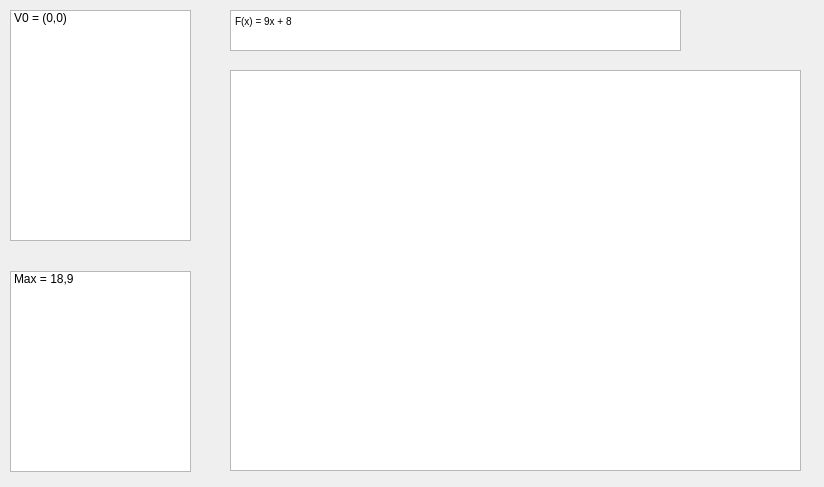
This is Affichage/Sources/displaywindow.ui in Samy206/Evaluation_vectorielle as Qt 5 draws it before an edit. The edited form follows.
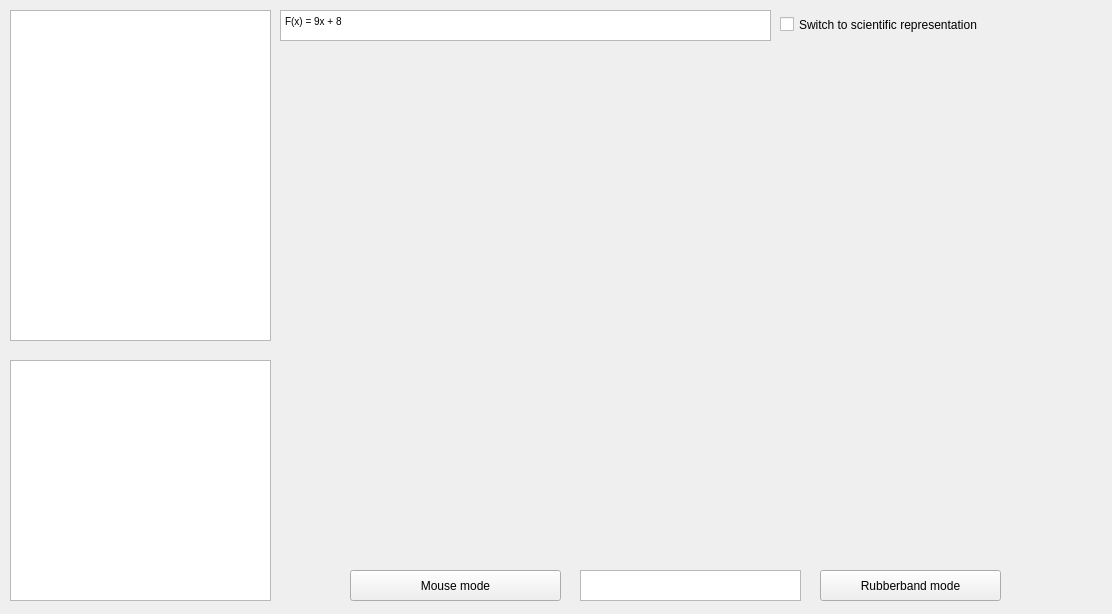
This is the edited form.

Diff of the .ui file:
```diff
--- a/Affichage/Sources/displaywindow.ui
+++ b/Affichage/Sources/displaywindow.ui
@@ -6,30 +6,20 @@
    <rect>
     <x>0</x>
     <y>0</y>
-    <width>824</width>
-    <height>487</height>
+    <width>1112</width>
+    <height>614</height>
    </rect>
   </property>
   <property name="windowTitle">
    <string>Dialog</string>
   </property>
-  <widget class="QGraphicsView" name="graphicsView">
-   <property name="geometry">
-    <rect>
-     <x>230</x>
-     <y>70</y>
-     <width>571</width>
-     <height>401</height>
-    </rect>
-   </property>
-  </widget>
   <widget class="QTextBrowser" name="Display_stat_2">
    <property name="geometry">
     <rect>
-     <x>230</x>
+     <x>280</x>
      <y>10</y>
-     <width>451</width>
-     <height>41</height>
+     <width>491</width>
+     <height>31</height>
     </rect>
    </property>
    <property name="verticalScrollBarPolicy">
@@ -39,39 +29,105 @@
     <string>&lt;!DOCTYPE HTML PUBLIC &quot;-//W3C//DTD HTML 4.0//EN&quot; &quot;http://www.w3.org/TR/REC-html40/strict.dtd&quot;&gt;
 &lt;html&gt;&lt;head&gt;&lt;meta name=&quot;qrichtext&quot; content=&quot;1&quot; /&gt;&lt;style type=&quot;text/css&quot;&gt;
 p, li { white-space: pre-wrap; }
-&lt;/style&gt;&lt;/head&gt;&lt;body style=&quot; font-family:'MS Shell Dlg 2'; font-size:7.8pt; font-weight:400; font-style:normal;&quot;&gt;
-&lt;p style=&quot; margin-top:0px; margin-bottom:0px; margin-left:0px; margin-right:0px; -qt-block-indent:0; text-indent:0px;&quot;&gt;F(x) = 9x + 8&lt;/p&gt;&lt;/body&gt;&lt;/html&gt;</string>
+&lt;/style&gt;&lt;/head&gt;&lt;body style=&quot; font-family:'MS Shell Dlg 2'; font-size:8.14286pt; font-weight:400; font-style:normal;&quot;&gt;
+&lt;p style=&quot; margin-top:0px; margin-bottom:0px; margin-left:0px; margin-right:0px; -qt-block-indent:0; text-indent:0px;&quot;&gt;&lt;span style=&quot; font-size:7.8pt;&quot;&gt;F(x) = 9x + 8&lt;/span&gt;&lt;/p&gt;&lt;/body&gt;&lt;/html&gt;</string>
    </property>
   </widget>
-  <widget class="QListWidget" name="listWidget">
+  <widget class="QWidget" name="verticalLayoutWidget">
    <property name="geometry">
     <rect>
+     <x>270</x>
+     <y>50</y>
+     <width>841</width>
+     <height>511</height>
+    </rect>
+   </property>
+   <layout class="QVBoxLayout" name="verticalLayout"/>
+  </widget>
+  <widget class="QTableWidget" name="tableWidget">
+   <property name="geometry">
+    <rect>
      <x>10</x>
      <y>10</y>
+     <width>261</width>
+     <height>331</height>
+    </rect>
+   </property>
+  </widget>
+  <widget class="QCheckBox" name="checkBox">
+   <property name="geometry">
+    <rect>
+     <x>780</x>
+     <y>10</y>
+     <width>321</width>
+     <height>29</height>
+    </rect>
+   </property>
+   <property name="text">
+    <string>Switch to scientific representation</string>
+   </property>
+  </widget>
+  <widget class="QPushButton" name="pushButton">
+   <property name="geometry">
+    <rect>
+     <x>350</x>
+     <y>570</y>
+     <width>211</width>
+     <height>31</height>
+    </rect>
+   </property>
+   <property name="focusPolicy">
+    <enum>Qt::NoFocus</enum>
+   </property>
+   <property name="text">
+    <string>Mouse mode</string>
+   </property>
+  </widget>
+  <widget class="QPushButton" name="pushButton_2">
+   <property name="geometry">
+    <rect>
+     <x>820</x>
+     <y>570</y>
      <width>181</width>
-     <height>231</height>
+     <height>31</height>
     </rect>
    </property>
-   <item>
-    <property name="text">
-     <string>V0 = (0,0)</string>
-    </property>
-   </item>
+   <property name="focusPolicy">
+    <enum>Qt::NoFocus</enum>
+   </property>
+   <property name="text">
+    <string>Rubberband mode</string>
+   </property>
   </widget>
-  <widget class="QListWidget" name="listWidget_2">
+  <widget class="QTextBrowser" name="Display_stat_3">
    <property name="geometry">
     <rect>
+     <x>580</x>
+     <y>570</y>
+     <width>221</width>
+     <height>31</height>
+    </rect>
+   </property>
+   <property name="verticalScrollBarPolicy">
+    <enum>Qt::ScrollBarAlwaysOff</enum>
+   </property>
+   <property name="html">
+    <string>&lt;!DOCTYPE HTML PUBLIC &quot;-//W3C//DTD HTML 4.0//EN&quot; &quot;http://www.w3.org/TR/REC-html40/strict.dtd&quot;&gt;
+&lt;html&gt;&lt;head&gt;&lt;meta name=&quot;qrichtext&quot; content=&quot;1&quot; /&gt;&lt;style type=&quot;text/css&quot;&gt;
+p, li { white-space: pre-wrap; }
+&lt;/style&gt;&lt;/head&gt;&lt;body style=&quot; font-family:'MS Shell Dlg 2'; font-size:8.14286pt; font-weight:400; font-style:normal;&quot;&gt;
+&lt;p style=&quot;-qt-paragraph-type:empty; margin-top:0px; margin-bottom:0px; margin-left:0px; margin-right:0px; -qt-block-indent:0; text-indent:0px; font-size:8.14286pt;&quot;&gt;&lt;br /&gt;&lt;/p&gt;&lt;/body&gt;&lt;/html&gt;</string>
+   </property>
+  </widget>
+  <widget class="QTableWidget" name="tableWidget_2">
+   <property name="geometry">
+    <rect>
      <x>10</x>
-     <y>271</y>
-     <width>181</width>
-     <height>201</height>
+     <y>360</y>
+     <width>261</width>
+     <height>241</height>
     </rect>
    </property>
-   <item>
-    <property name="text">
-     <string>Max = 18,9</string>
-    </property>
-   </item>
   </widget>
  </widget>
  <resources/>
```
